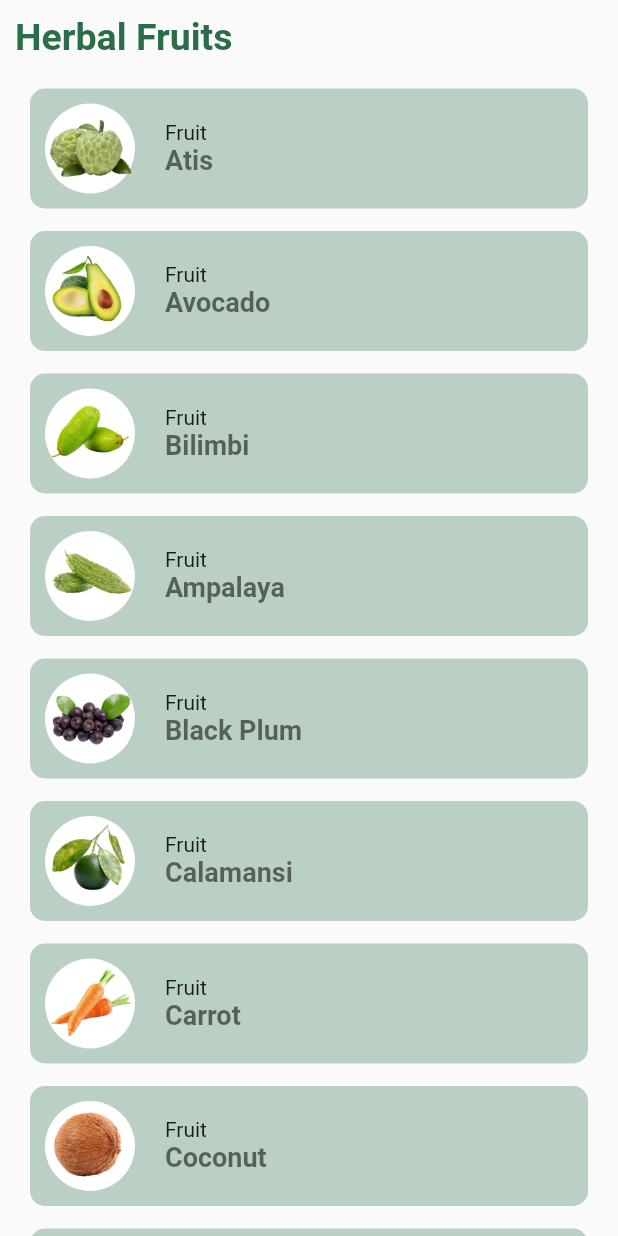
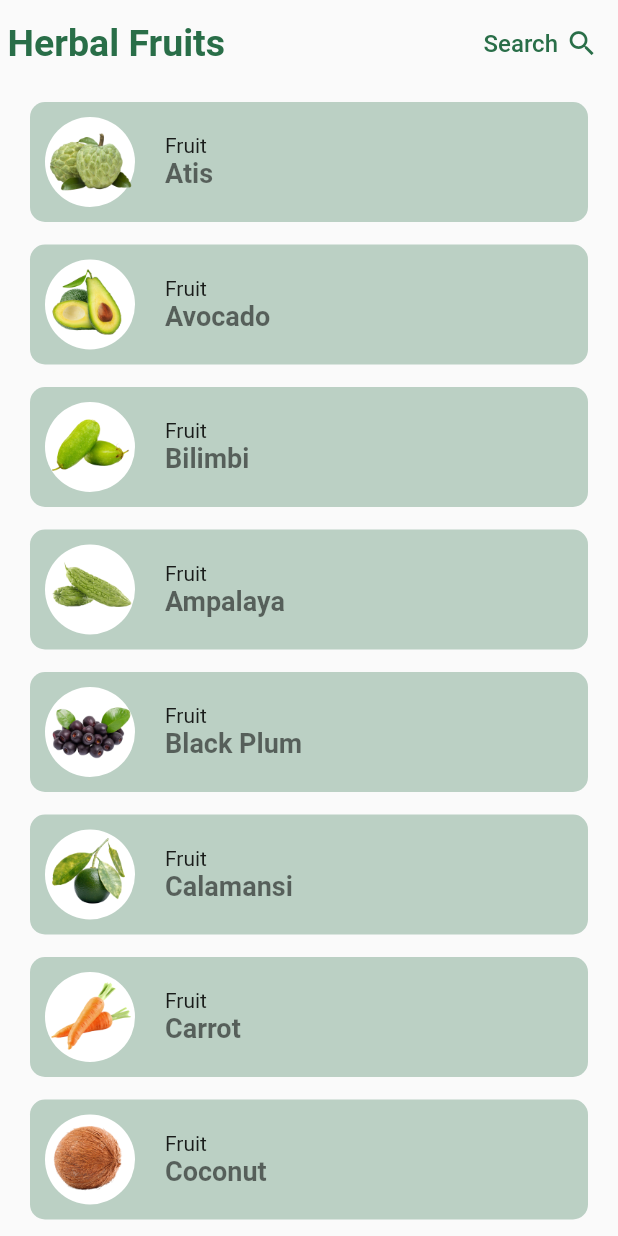
Before and after one commit to KoozCooz/HerbaLens, a Flutter app: the HerbalPage screen opened directly with empty values, on a phone screen of 412 x 824 dp. Run offline on Flutter 3.47's test engine with Material 2 defaults, Android fonts, the phone set to English and light mode, and no system bars; our stand-ins replace animated_bottom_navigation_bar, firebase_auth, firebase_core, firebase_messaging, flutter_local_notifications, fluttertoast and 4 more; missing offline and left inert: flutter_exif_rotation, tflite_flutter; accounts and stored records are empty.

Commit message:
Search Feature In progress

```diff
--- a/herbalens/lib/ui/screens/herbalens_page.dart
+++ b/herbalens/lib/ui/screens/herbalens_page.dart
@@ -1,5 +1,6 @@
 import 'package:flutter/material.dart';
 import 'package:herbalens/models/plants.dart';
+import 'package:herbalens/ui/screens/search_page.dart';
 import 'package:herbalens/ui/screens/widgets/plant_widget.dart';
 
 class HerbalPage extends StatefulWidget {
@@ -15,20 +16,52 @@ class _HerbalPageState extends State<HerbalPage> {
   Widget build(BuildContext context) {
     List<HerbalLens> plantList = HerbalLens.plantList;
     return Scaffold(
-      body:SingleChildScrollView(
-        child:Column(
+        body: SingleChildScrollView(
+      child: Column(
         crossAxisAlignment: CrossAxisAlignment.start,
-          children:[
+        children: [
           //HERBAL FRUITS
           Container(
-            padding: const EdgeInsets.all(10), //Below News Herbal Leaves
-            child: const Text(
+            padding: const EdgeInsets.all(5), //Below News Herbal Leaves
+            child: Row(
+              children: [
+                const Text(
                   'Herbal Fruits',
                   style: TextStyle(
                     fontWeight: FontWeight.bold,
                     fontSize: 25.0,
-                color:Color(0xff296e48)
+                    color: Color(0xff296e48),
                   ),
+                ),
+                const Spacer(),
+                TextButton(
+                  onPressed: () {
+                    Navigator.push(
+                      context,
+                      MaterialPageRoute(
+                        builder: (context) => const SearchPage(),
+                      ),
+                    );
+                  },
+                  child: const Row(
+                    children: [
+                      Text(
+                        "Search",
+                        style: TextStyle(
+                          color: Color(0xff296e48),
+                          fontSize: 16,
+                        ),
+                      ),
+                      SizedBox(width: 5),
+                      Icon(
+                        Icons.search,
+                        color: Color(0xff296e48),
+                        size: 22,
+                      ),
+                    ],
+                  ),
+                ),
+              ],
             ),
           ),
           //Container of each plant
@@ -40,7 +73,8 @@ class _HerbalPageState extends State<HerbalPage> {
                 physics: const NeverScrollableScrollPhysics(),
                 itemBuilder: (BuildContext context, int index) {
                   final adjustedIndex = index + 40;
-                    return PlantWidget(index: adjustedIndex,plantList: plantList);
+                  return PlantWidget(
+                      index: adjustedIndex, plantList: plantList);
                 }),
           ),
           //HERBAL LEAVES
@@ -51,19 +85,18 @@ class _HerbalPageState extends State<HerbalPage> {
               style: TextStyle(
                   fontWeight: FontWeight.bold,
                   fontSize: 25.0,
-                color:Color(0xff296e48)
-              ),
+                  color: Color(0xff296e48)),
             ),
           ),
           //Container of each plant
           Container(
             padding: const EdgeInsets.symmetric(horizontal: 20),
-              height:1900,
+            height: 1900,
             child: ListView.builder(
                 itemCount: 20,
                 physics: const NeverScrollableScrollPhysics(),
                 itemBuilder: (BuildContext context, int index) {
-                    return PlantWidget(index: index,plantList: plantList);
+                  return PlantWidget(index: index, plantList: plantList);
                 }),
           ),
           //HERBAL FLOWERS
@@ -74,8 +107,7 @@ class _HerbalPageState extends State<HerbalPage> {
               style: TextStyle(
                   fontWeight: FontWeight.bold,
                   fontSize: 25.0,
-                color:Color(0xff296e48)
-              ),
+                  color: Color(0xff296e48)),
             ),
           ),
           //Container of each plant
@@ -87,12 +119,12 @@ class _HerbalPageState extends State<HerbalPage> {
                 physics: const NeverScrollableScrollPhysics(),
                 itemBuilder: (BuildContext context, int index) {
                   final adjustedIndex = index + 20;
-                    return PlantWidget(index: adjustedIndex,plantList: plantList);
+                  return PlantWidget(
+                      index: adjustedIndex, plantList: plantList);
                 }),
           ),
         ],
       ),
-      )
-      );
+    ));
   }
 }
```
Also changed, not shown: herbalens/lib/ui/screens/search_page.dart (added, +64 -0 lines). Lines whose indentation alone changed are shown as unchanged.
